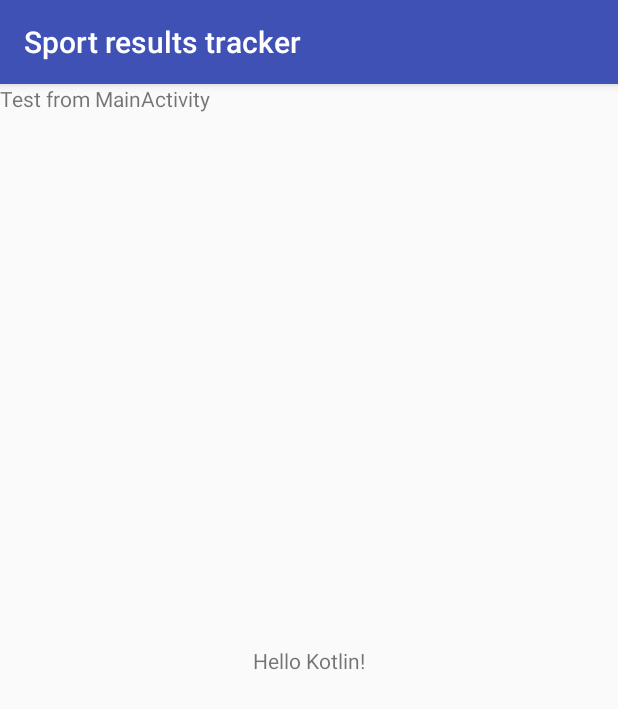
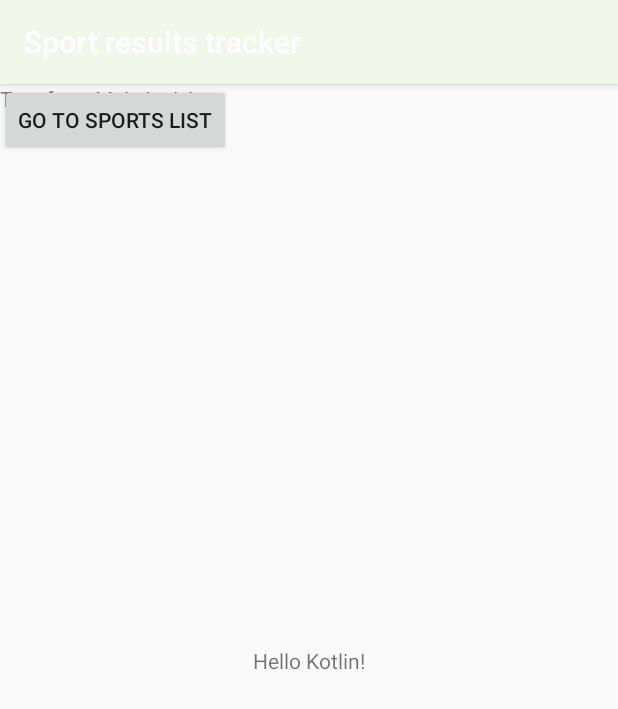
Before and after one commit to kamilkomnacki/SportResultsTracker, an Android app: the screen it shows after launch (MainActivity), on a phone screen of 412 x 824 dp. Shown: the top 709 px of the screen. Run offline under Robolectric (Android 15) with nearby library versions, the light colour scheme and no system bars.

Commit message:
Add SportListActivity.

```diff
--- a/app/build.gradle
+++ b/app/build.gradle
@@ -24,6 +24,7 @@ dependencies {
     implementation fileTree(dir: 'libs', include: ['*.jar'])
     implementation 'com.android.support:appcompat-v7:26.1.0'
     implementation 'com.android.support.constraint:constraint-layout:1.0.2'
+    implementation 'com.android.support:design:26.1.0'
     testImplementation 'junit:junit:4.12'
     androidTestImplementation 'com.android.support.test:runner:1.0.1'
     androidTestImplementation 'com.android.support.test.espresso:espresso-core:3.0.1'
--- a/app/src/main/AndroidManifest.xml
+++ b/app/src/main/AndroidManifest.xml
@@ -16,6 +16,10 @@
                 <category android:name="android.intent.category.LAUNCHER" />
             </intent-filter>
         </activity>
+        <activity
+            android:name=".SportsListActivity"
+            android:label="@string/title_activity_sports_list"
+            android:theme="@style/AppTheme.NoActionBar"></activity>
     </application>
 
 </manifest>
--- a/app/src/main/java/com/komnacki/sportresultstracker/MainActivity.kt
+++ b/app/src/main/java/com/komnacki/sportresultstracker/MainActivity.kt
@@ -1,7 +1,9 @@
 package com.komnacki.sportresultstracker
 
+import android.content.Intent
 import android.support.v7.app.AppCompatActivity
 import android.os.Bundle
+import android.view.View
 import kotlinx.android.synthetic.main.activity_main.*
 
 class MainActivity : AppCompatActivity() {
@@ -10,5 +12,10 @@ class MainActivity : AppCompatActivity() {
         super.onCreate(savedInstanceState)
         setContentView(R.layout.activity_main)
         test.setText("Test from MainActivity")
+
+        button.setOnClickListener(View.OnClickListener {
+            val intent = Intent(this, SportsListActivity::class.java)
+            startActivity(intent)
+        })
     }
 }
--- a/app/src/main/res/layout/activity_main.xml
+++ b/app/src/main/res/layout/activity_main.xml
@@ -20,4 +20,10 @@
         android:layout_width="wrap_content"
         android:layout_height="wrap_content" />
 
+    <Button
+        android:id="@+id/button"
+        android:layout_width="wrap_content"
+        android:layout_height="wrap_content"
+        android:text="Go to sports list" />
+
 </android.support.constraint.ConstraintLayout>
--- a/app/src/main/res/values/colors.xml
+++ b/app/src/main/res/values/colors.xml
@@ -1,6 +1,6 @@
 <?xml version="1.0" encoding="utf-8"?>
 <resources>
-    <color name="colorPrimary">#3F51B5</color>
-    <color name="colorPrimaryDark">#303F9F</color>
-    <color name="colorAccent">#FF4081</color>
+    <color name="colorPrimary">#F1F8E9</color>
+    <color name="colorPrimaryDark">#263238</color>
+    <color name="colorAccent">#263238</color>
 </resources>
--- /dev/null
+++ b/app/src/main/res/values/dimens.xml
@@ -0,0 +1,3 @@
+<resources>
+    <dimen name="fab_margin">16dp</dimen>
+</resources>
--- a/app/src/main/res/values/strings.xml
+++ b/app/src/main/res/values/strings.xml
@@ -1,3 +1,4 @@
 <resources>
     <string name="app_name">Sport results tracker</string>
+    <string name="title_activity_sports_list">SportsListActivity</string>
 </resources>
```
Also changed, not shown: app/src/main/java/com/komnacki/sportresultstracker/SportsListActivity.kt (added, +22 -0 lines), app/src/main/res/layout/activity_sports_list.xml (added, +33 -0 lines), app/src/main/res/layout/content_sports_list.xml (added, +11 -0 lines).
